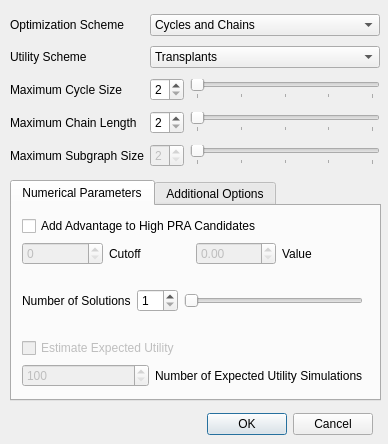
First picture: the form in KPD GUI/DialogSimParameters.ui, repository mathieubray/KPDGUI, before the edit.
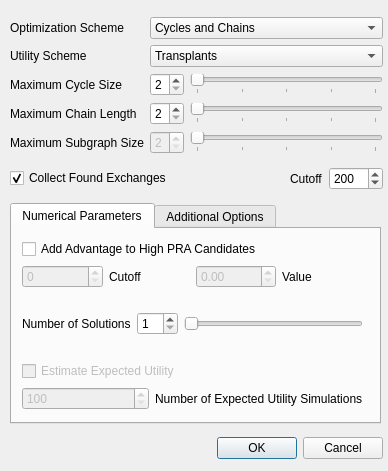
Second picture: the form after the edit.

Commit message: Saving and loading, new arrangement specifications

Diff of the .ui file:
```diff
--- a/KPD GUI/DialogSimParameters.ui
+++ b/KPD GUI/DialogSimParameters.ui
@@ -7,33 +7,35 @@
     <x>0</x>
     <y>0</y>
     <width>388</width>
-    <height>444</height>
+    <height>471</height>
    </rect>
   </property>
   <property name="minimumSize">
    <size>
     <width>388</width>
-    <height>444</height>
+    <height>471</height>
    </size>
   </property>
   <property name="maximumSize">
    <size>
     <width>388</width>
-    <height>444</height>
+    <height>471</height>
    </size>
   </property>
   <property name="windowTitle">
    <string>Set Parameters</string>
   </property>
-  <widget class="QWidget" name="layoutWidget">
+  <widget class="QWidget" name="">
    <property name="geometry">
     <rect>
      <x>10</x>
      <y>10</y>
-     <width>370</width>
-     <height>161</height>
+     <width>373</width>
+     <height>457</height>
     </rect>
    </property>
+   <layout class="QVBoxLayout" name="verticalLayout">
+    <item>
    <layout class="QGridLayout" name="gridLayout">
     <item row="0" column="2">
      <widget class="QComboBox" name="optComboBox">
@@ -248,32 +250,59 @@
      </widget>
     </item>
    </layout>
-  </widget>
-  <widget class="QDialogButtonBox" name="buttonBox">
-   <property name="geometry">
-    <rect>
-     <x>180</x>
-     <y>410</y>
-     <width>193</width>
-     <height>28</height>
-    </rect>
-   </property>
+    </item>
+    <item>
+     <layout class="QHBoxLayout" name="horizontalLayout">
+      <item>
+       <widget class="QCheckBox" name="collectArrangementsCheckBox">
+        <property name="text">
+         <string>Collect Found Exchanges</string>
+        </property>
+        <property name="checked">
+         <bool>true</bool>
+        </property>
+       </widget>
+      </item>
+      <item>
+       <spacer name="horizontalSpacer">
    <property name="orientation">
     <enum>Qt::Horizontal</enum>
    </property>
-   <property name="standardButtons">
-    <set>QDialogButtonBox::Cancel|QDialogButtonBox::Ok</set>
-   </property>
-  </widget>
+        <property name="sizeHint" stdset="0">
+         <size>
+          <width>40</width>
+          <height>20</height>
+         </size>
+        </property>
+       </spacer>
+      </item>
+      <item>
+       <widget class="QLabel" name="collectArrangementsLabel">
+        <property name="text">
+         <string>Cutoff</string>
+        </property>
+       </widget>
+      </item>
+      <item>
+       <widget class="QSpinBox" name="collectArrangementsSpinBox">
+        <property name="minimum">
+         <number>1</number>
+        </property>
+        <property name="maximum">
+         <number>1000</number>
+        </property>
+        <property name="singleStep">
+         <number>25</number>
+        </property>
+        <property name="value">
+         <number>200</number>
+        </property>
+       </widget>
+      </item>
+     </layout>
+    </item>
+    <item>
   <widget class="QTabWidget" name="additionalParametersTabWidget">
-   <property name="geometry">
-    <rect>
-     <x>10</x>
-     <y>180</y>
-     <width>371</width>
-     <height>221</height>
-    </rect>
-   </property>
    <property name="minimumSize">
     <size>
      <width>371</width>
@@ -516,6 +545,19 @@
     </widget>
    </widget>
   </widget>
+    </item>
+    <item>
+     <widget class="QDialogButtonBox" name="buttonBox">
+      <property name="orientation">
+       <enum>Qt::Horizontal</enum>
+      </property>
+      <property name="standardButtons">
+       <set>QDialogButtonBox::Cancel|QDialogButtonBox::Ok</set>
+      </property>
+     </widget>
+    </item>
+   </layout>
+  </widget>
  </widget>
  <tabstops>
   <tabstop>cycleSizeSpinBox</tabstop>
```
Left out of the diff: 56 changed lines with no effect on the pictures. Lines whose indentation alone changed are shown as unchanged. The commit also changes 73 other files.
